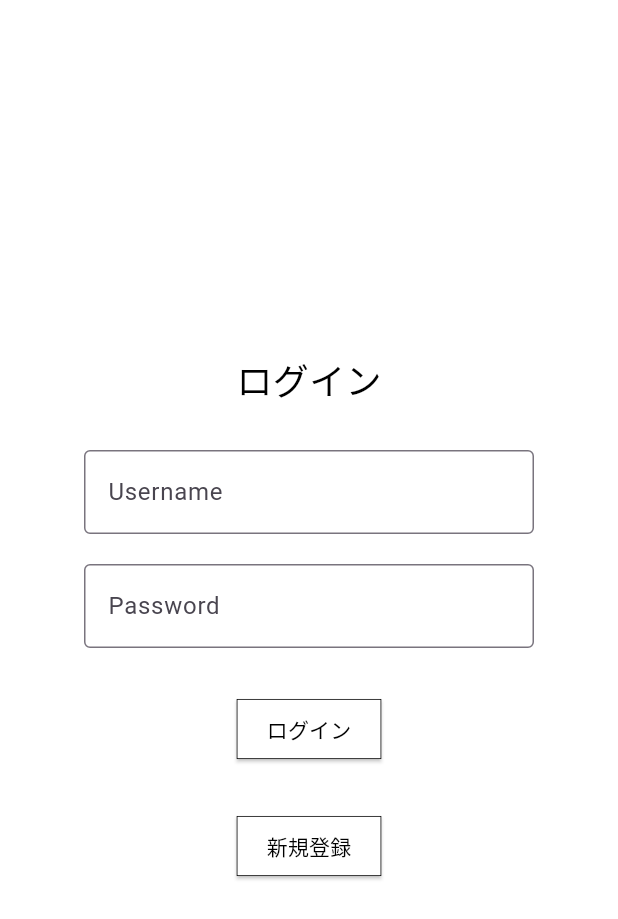
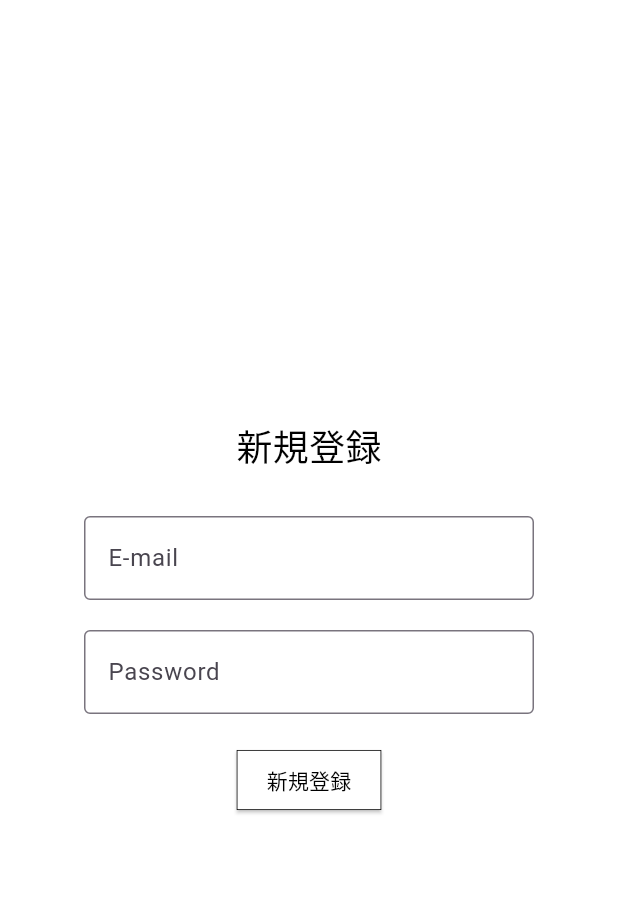
Before and after one commit to Tech-c2024/chat, a Flutter app: the screen it shows after launch, after a tap on "新規登録", on a phone screen of 412 x 824 dp. Shown: the top 919 px of the screen. Run offline on Flutter 3.47's test engine with Material 3 defaults, Android fonts, the phone set to English and light mode, and no system bars.

Commit message:
Create signup_page.dart

```diff
--- a/lib/login_page.dart
+++ b/lib/login_page.dart
@@ -3,6 +3,7 @@ import 'package:temp_project/custom_button.dart';
 import 'package:temp_project/custom_textformfield.dart';
 
 import 'custom_pagelayout.dart';
+import 'signup_page.dart';
 
 class LoginPage extends StatelessWidget {
   const LoginPage({Key? key}) : super(key: key);
@@ -29,7 +30,14 @@ class LoginPage extends StatelessWidget {
         SizedBox(height: 30),
         CustomElevatedButton(text: 'ログイン', onPressed: onPressed),
         SizedBox(height: 30),
-        CustomElevatedButton(text: '新規登録', onPressed: onPressed),
+        CustomElevatedButton(
+            text: '新規登録',
+            onPressed: () {
+              Navigator.push(
+                context,
+                MaterialPageRoute(builder: (context) => SignUpPage()),
+              );
+            }),
       ],
     );
   }
--- /dev/null
+++ b/lib/signup_page.dart
@@ -0,0 +1,32 @@
+import 'package:flutter/material.dart';
+
+import 'custom_button.dart';
+import 'custom_pagelayout.dart';
+import 'custom_textformfield.dart';
+
+class SignUpPage extends StatelessWidget {
+  @override
+  Widget build(BuildContext context) {
+    return CustomPage(
+      children: [
+        Text(
+          '新規登録',
+          style: TextStyle(
+            fontSize: 24,
+            color: Colors.black,
+          ),
+        ),
+        SizedBox(height: 30),
+        CustomTextFormField(labelText: 'E-mail'),
+        SizedBox(height: 20),
+        CustomTextFormField(labelText: 'Password'),
+        SizedBox(height: 20),
+        CustomElevatedButton(
+            text: '新規登録',
+            onPressed: () {
+              print('新規登録ボタンが押されました');
+            })
+      ],
+    );
+  }
+}
```
